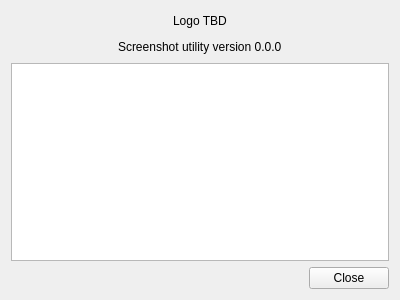
epcak/yasuwo, file InterfaceLayout/AboutWindow.ui: the form before one commit.
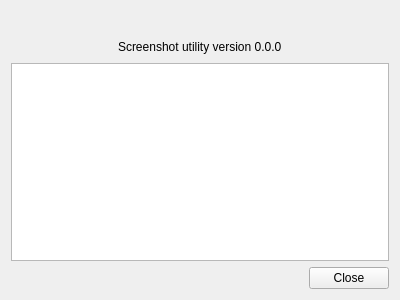
The form after the commit.

```diff
--- a/InterfaceLayout/AboutWindow.ui
+++ b/InterfaceLayout/AboutWindow.ui
@@ -35,7 +35,7 @@
      <item>
       <widget class="QLabel" name="About_LogoLabel">
        <property name="text">
-        <string>Logo TBD</string>
+        <string/>
        </property>
       </widget>
      </item>
```
